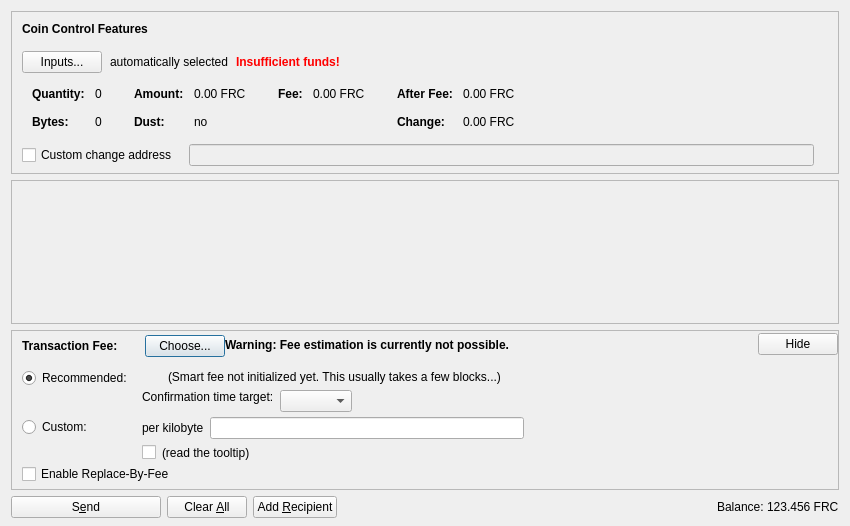
Old version of the form src/qt/forms/sendcoinsdialog.ui in the repository tradecraftio/tradecraft.
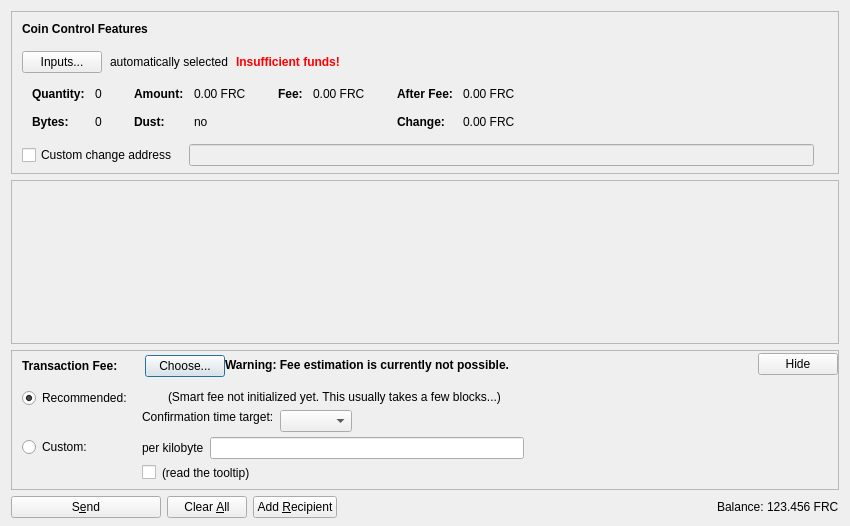
New version of the form. Icons and pictures are not drawn. Custom widgets are drawn as their Qt base class.

Commit message:
[Mempool] Remove ability to "opt-out" from replace-by-fee semantics.
It is not truly possible to opt-out from replace-by-fee so long as there is a single miner willing to accept the conflicting transaction.  We therefore drop support for the "opt-in" RBF semantics specified in BIP125, and instead consider ALL transactions as potentially subject to replacement.

Diff of the .ui file:
```diff
--- a/src/qt/forms/sendcoinsdialog.ui
+++ b/src/qt/forms/sendcoinsdialog.ui
@@ -1105,16 +1105,6 @@
              </item>
             </layout>
            </item>
-           <item>
-            <widget class="QCheckBox" name="optInRBF">
-             <property name="text">
-              <string>Enable Replace-By-Fee</string>
-             </property>
-             <property name="toolTip">
-              <string>With Replace-By-Fee (BIP-125) you can increase a transaction's fee after it is sent. Without this, a higher fee may be recommended to compensate for increased transaction delay risk.</string>
-             </property>
-            </widget>
-           </item>
           </layout>
          </widget>
         </item>
```
The commit also changes 31 other files.
